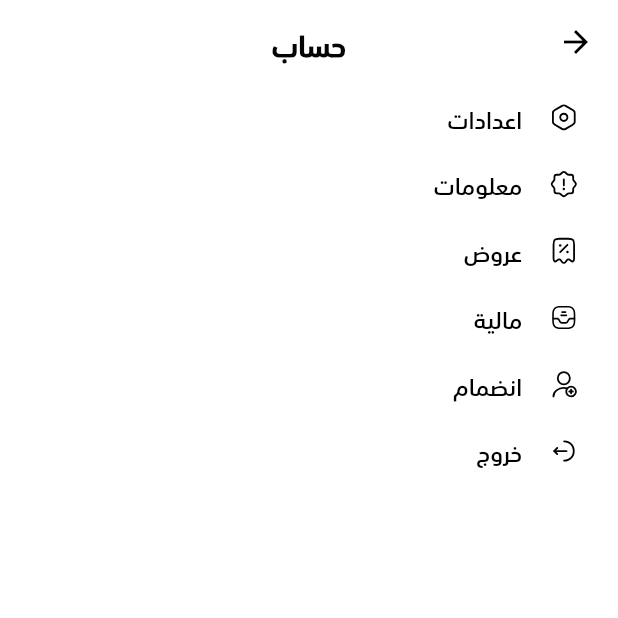
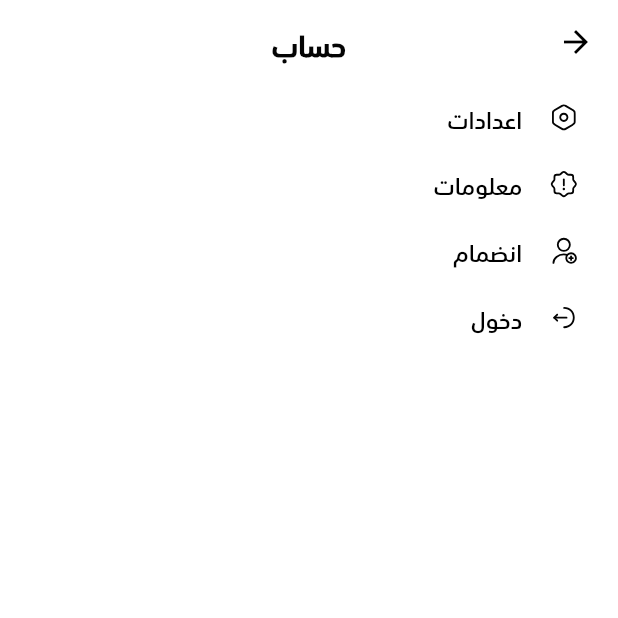
Before and after one commit to Almumez/tawsil_ghaz, a Flutter app: the ProfileView screen opened directly, on a phone screen of 412 x 824 dp, the top half of it. Run offline on Flutter 3.47's test engine with Material 3 defaults, Android fonts, the phone set to English and light mode, and no system bars; our stand-ins replace cached_network_image, dio, dotted_border, easy_localization, firebase_core, firebase_messaging and 17 more; missing offline and left inert: myfatoorah_flutter; accounts and stored records are empty.

```diff
--- a/lib/features/shared/pages/profile/build_list.dart
+++ b/lib/features/shared/pages/profile/build_list.dart
@@ -128,12 +128,15 @@ class BuildProfileList {
       title: LocaleKeys.information,
       onTap: () => push(NamedRoutes.information),
     ),
-    ProfileItemModel(
+    if (UserModel.i.isAuth) ProfileItemModel(
       image: 'assets/svg/receipt-disscount.svg',
       title: LocaleKeys.offers,
       onTap: () => showComingSoonPopup(navigator.currentContext!, LocaleKeys.offers.tr()),
     ),
-    ProfileItemModel(image: Assets.svg.walletIcon, title: LocaleKeys.financial, onTap: () => push(NamedRoutes.wallet)),
+    if (UserModel.i.isAuth) ProfileItemModel(
+      image: Assets.svg.walletIcon,
+      title: LocaleKeys.financial,
+      onTap: () => push(NamedRoutes.wallet)),
     ProfileItemModel(
       image: 'assets/svg/user-add.svg',
       title: LocaleKeys.join,
@@ -144,7 +147,11 @@ class BuildProfileList {
       title: LocaleKeys.switch_account,
       onTap: () => showComingSoonPopup(navigator.currentContext!, LocaleKeys.switch_account.tr()),
     ),
-    ProfileItemModel(image: Assets.svg.logout, title: LocaleKeys.exit, onTap: () => logout(),),
+    ProfileItemModel(
+      image: Assets.svg.logout,
+      title: UserModel.i.isAuth ? LocaleKeys.logout : LocaleKeys.login,
+      onTap: () => logout(),
+    ),
   ];
 
 
@@ -173,7 +180,7 @@ class BuildProfileList {
     ProfileItemModel(image: Assets.svg.profitsIcon, title: LocaleKeys.profits, onTap: () => push(NamedRoutes.profits)),
     ProfileItemModel(image: Assets.svg.walletIcon, title: LocaleKeys.wallet, onTap: () => push(NamedRoutes.wallet)),
     ProfileItemModel(image: "assets/svg/document.svg", title: LocaleKeys.car_info, onTap: () => push(NamedRoutes.freeAgentCarInfo)),
-    ProfileItemModel(image: Assets.svg.logout, title: LocaleKeys.exit, onTap: () => logout(),),
+    ProfileItemModel(image: Assets.svg.logout, title: UserModel.i.isAuth ? LocaleKeys.logout : LocaleKeys.login, onTap: () => logout(),),
   ];
 
 
```
